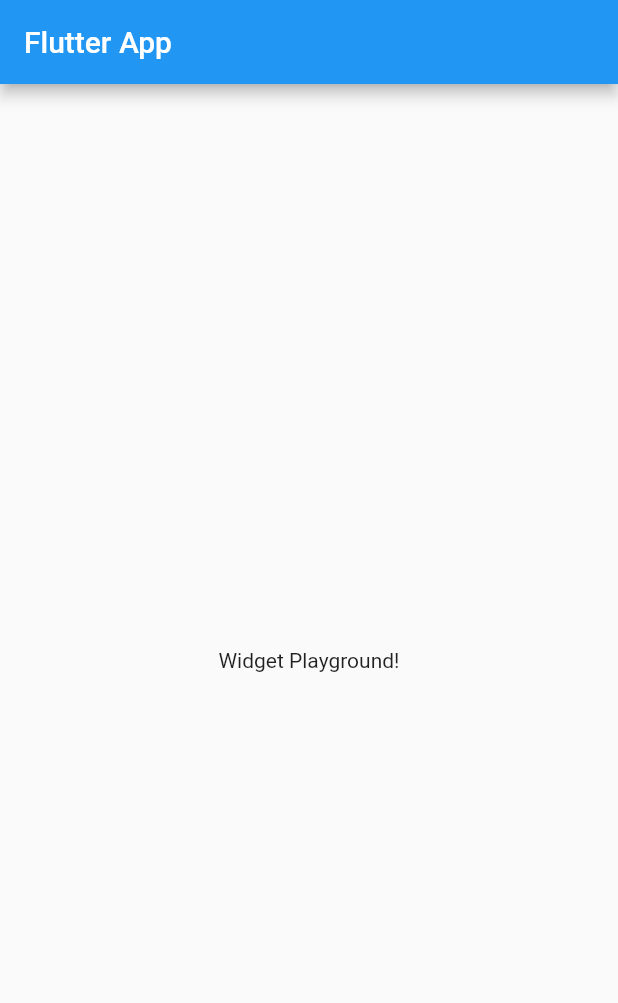
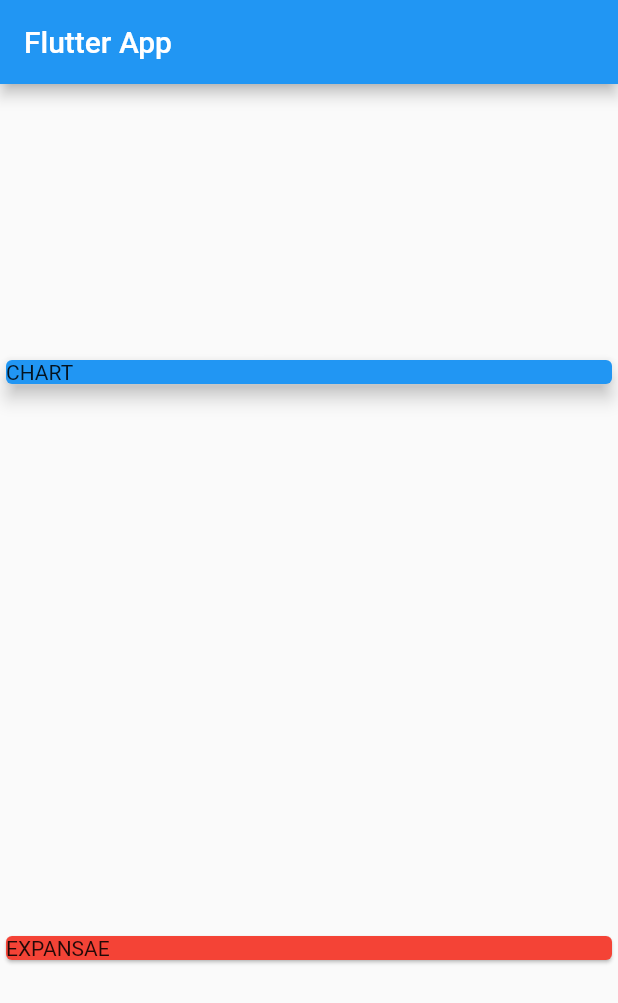
Before and after one commit to horizoncrafts/flutter-guide, a Flutter app: the screen it shows after launch, on a phone screen of 412 x 824 dp. Shown: the top 1003 px of the screen. Run offline on Flutter 3.47's test engine with Material 2 defaults, Android fonts, the phone set to English and light mode, and no system bars.

Commit message:
After 74

```diff
--- a/expanse_planner/lib/main.dart
+++ b/expanse_planner/lib/main.dart
@@ -24,12 +24,25 @@ class MyHomePage extends StatelessWidget {
   @override
   Widget build(BuildContext context) {
     return Scaffold(
-      appBar: AppBar(
-        title: const Text('Flutter App'),
-      ),
-      body: const Center(
-        child: Text('Widget Playground!'),
-      ),
-    );
+        appBar: AppBar(
+          title: const Text('Flutter App'),
+        ),
+        body: Column(
+          mainAxisAlignment: MainAxisAlignment.spaceAround,
+          crossAxisAlignment: CrossAxisAlignment.stretch,
+          children: <Widget>[
+            Container(
+                width: double.infinity,
+                child: const Card(
+                  elevation: 5,
+                  color: Colors.blue,
+                  child: Text('CHART'),
+                )),
+            const Card(
+              color: Colors.red,
+              child: Text('EXPANSAE'),
+            )
+          ],
+        ));
   }
 }
```
